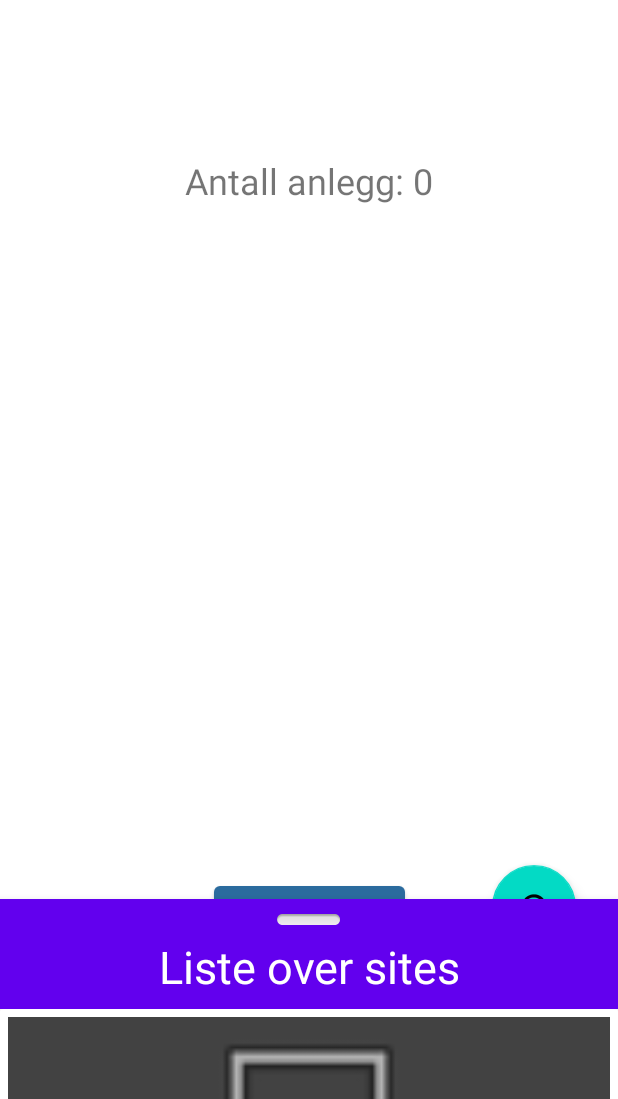
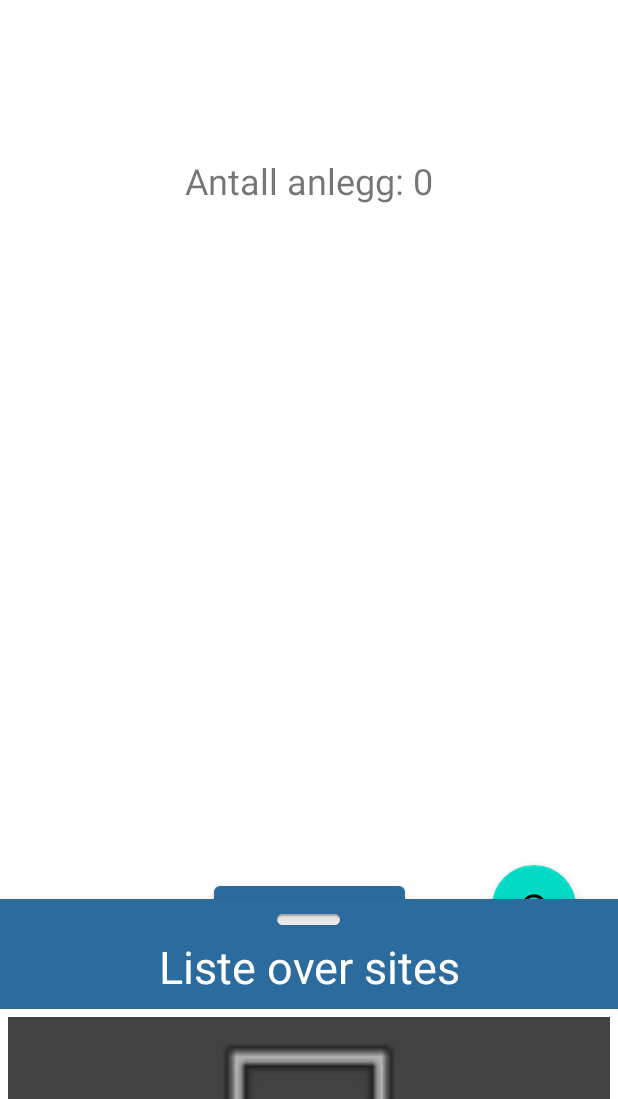
Before and after one commit to SalamHH/fiskeriAnlegg, an Android app: the MapFragment screen opened through its navigation route, on a phone screen of 412 x 824 dp, the part 137-1236 px from its top. Run offline under Robolectric (Android 15) with nearby library versions, the phone set to English and light mode, and no system bars; our stand-ins replace navigation-ui; libraries missing offline, so code that uses them is left out: com.github.kittinunf.fuel, org.locationtech.proj4j, ucar.ma2; pictures from the network do not load; 5 statements that could not run were skipped.

Commit message:
farge fix

```diff
--- a/Stim/app/src/main/res/layout/fragment_map.xml
+++ b/Stim/app/src/main/res/layout/fragment_map.xml
@@ -69,7 +69,7 @@
             android:id="@+id/toolbar_btmSheet"
             android:layout_width="match_parent"
             android:layout_height="wrap_content"
-            android:background="@color/purple_500">
+            android:background="@color/primary">
 
             <ImageView
                 android:id="@+id/icon_pull"
--- a/Stim/app/src/main/res/values/colors.xml
+++ b/Stim/app/src/main/res/values/colors.xml
@@ -7,4 +7,6 @@
     <color name="teal_700">#FF018786</color>
     <color name="black">#FF000000</color>
     <color name="white">#FFFFFFFF</color>
+    <color name="primary">#2B6B9E</color>
+    <color name="primary_variant">#0C3F68</color>
 </resources>
--- a/Stim/app/src/main/res/values/themes.xml
+++ b/Stim/app/src/main/res/values/themes.xml
@@ -2,8 +2,8 @@
     <!-- Base application theme. -->
     <style name="Theme.Stim" parent="Theme.MaterialComponents.DayNight.DarkActionBar">
         <!-- Primary brand color. -->
-        <item name="colorPrimary">#2B6B9E</item>
-        <item name="colorPrimaryVariant">#0C3F68</item>
+        <item name="colorPrimary">@color/primary</item>
+        <item name="colorPrimaryVariant">@color/primary_variant</item>
         <item name="colorOnPrimary">@color/white</item>
         <!-- Secondary brand color. -->
         <item name="colorSecondary">@color/teal_200</item>
```
